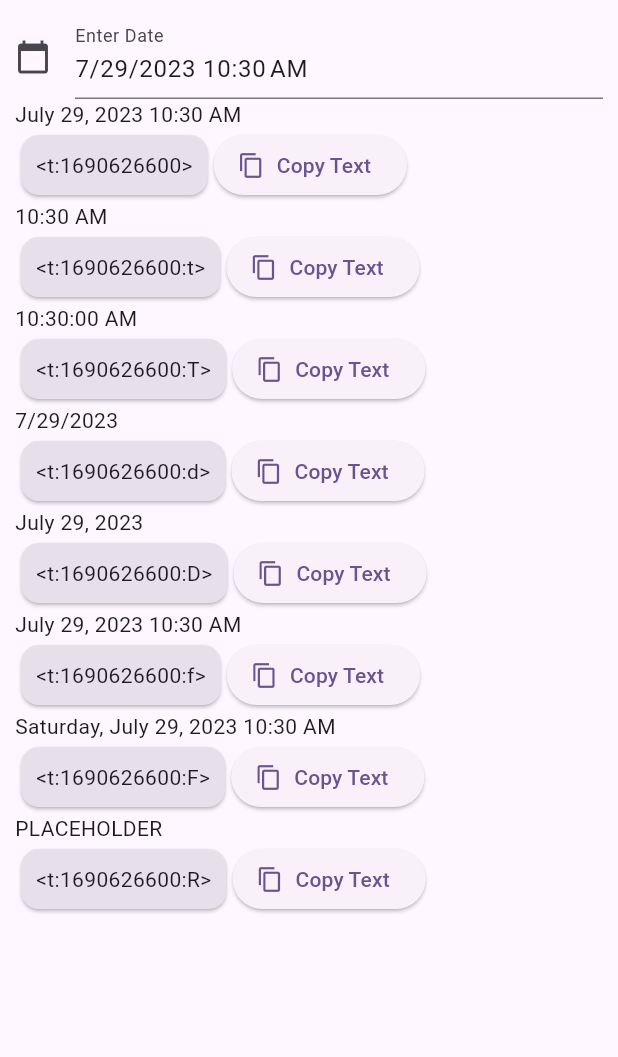
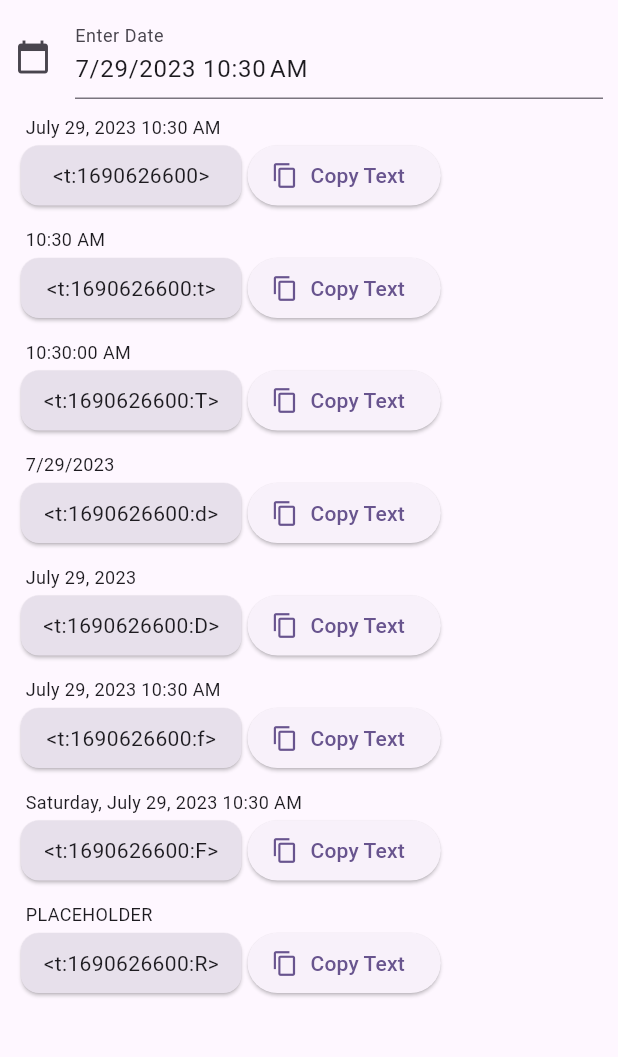
Before and after one commit to creationUnbound/DiscordTimestampGenerator, a Flutter app: the screen it shows after launch, on a phone screen of 412 x 824 dp, the part 84-1141 px from its top. Run offline on Flutter 3.47's test engine with Material 2 defaults, Android fonts, the phone set to English and light mode, and no system bars.

Commit message:
Small UI changes, gesture detector on Card

```diff
--- a/discord_timestamp_generator/lib/home_page.dart
+++ b/discord_timestamp_generator/lib/home_page.dart
@@ -1,4 +1,4 @@
-import 'package:discord_timestamp_generator/utility/clipboard_comparator.dart';
+import 'package:discord_timestamp_generator/utility/clipboard_notifier.dart';
 import 'package:discord_timestamp_generator/utility/discord_unixstamp/discord_unixstamp.dart';
 import 'package:flutter/material.dart';
 import 'package:intl/intl.dart';
@@ -73,6 +73,7 @@ class _HomePageState extends State<HomePage> {
                           .update(dateTimePicker.dateTime);
                     }
                   }),
+              const SizedBox(height: 10),
             ]),
             ChangeNotifierProvider.value(
                 value: clipboardComparator,
--- a/discord_timestamp_generator/lib/widget/timestamp_display.dart
+++ b/discord_timestamp_generator/lib/widget/timestamp_display.dart
@@ -1,4 +1,4 @@
-import 'package:discord_timestamp_generator/utility/clipboard_comparator.dart';
+import 'package:discord_timestamp_generator/utility/clipboard_notifier.dart';
 import 'package:discord_timestamp_generator/utility/discord_unixstamp/discord_unixstamp.dart';
 import 'package:flutter/material.dart';
 import 'package:flutter/services.dart';
@@ -37,21 +37,41 @@ class _TimestampDisplayState extends State<TimestampDisplay> {
             children: [
               DefaultTextStyle.merge(
                 style: const TextStyle(
-                  fontSize: 14,
+                  fontSize: 12,
                 ),
+                child: Padding(
+                  padding: const EdgeInsets.only(
+                      left: 7, bottom: 0, right: 0, top: 0),
                   child: Text(DateFormat(widget.discordUnixstamp.style.format)
                       .format(widget.discordUnixstamp.dateTime)),
                 ),
+              ),
               Row(
                 children: [
-                  Card(
+                  SizedBox(
+                    width: 155,
+                    child: GestureDetector(
+                      onTap: () async {
+                        await Clipboard.setData(
+                            // Copies timestamp to clipboard
+                            ClipboardData(
+                                text: widget.discordUnixstamp.toString()));
+                        await clipboardNotifier.updateTextFromClipboard();
+                      },
+                      child: Card(
                           color: theme.colorScheme.surfaceVariant,
                           child: Padding(
                             padding: const EdgeInsets.all(10.0),
-                        child: Text(widget.discordUnixstamp.toString()),
+                            child: Align(
+                                alignment: Alignment.center,
+                                child:
+                                    Text(widget.discordUnixstamp.toString())),
                           )),
+                    ),
+                  ),
                   ElevatedButton.icon(
                       onPressed: () async {
+                        // Need a way to encapsulate this in a function so it can be called from multiple parts of this file
                         await Clipboard.setData(
                             // Copies timestamp to clipboard
                             ClipboardData(
@@ -68,6 +88,7 @@ class _TimestampDisplayState extends State<TimestampDisplay> {
                           : "Copy Text"))
                 ],
               ),
+              const SizedBox(height: 10),
             ],
           );
         });
```
Also changed, not shown: discord_timestamp_generator/lib/utility/clipboard_notifier.dart (renamed from discord_timestamp_generator/lib/utility/clipboard_comparator.dart). Lines whose indentation alone changed are shown as unchanged.
